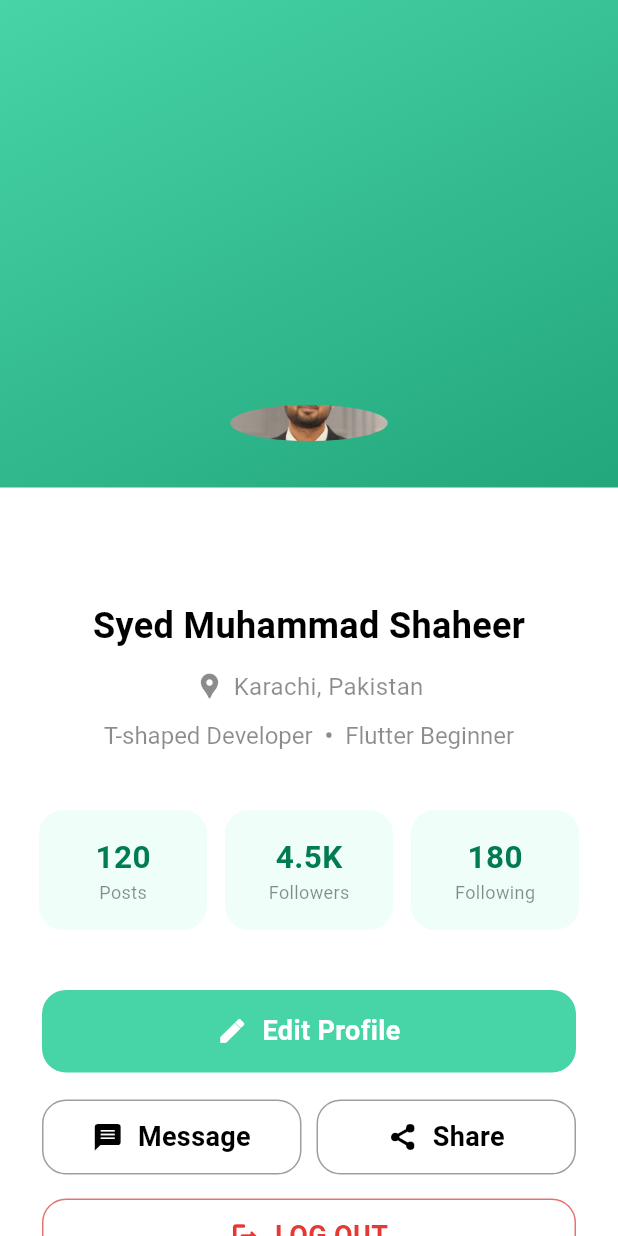
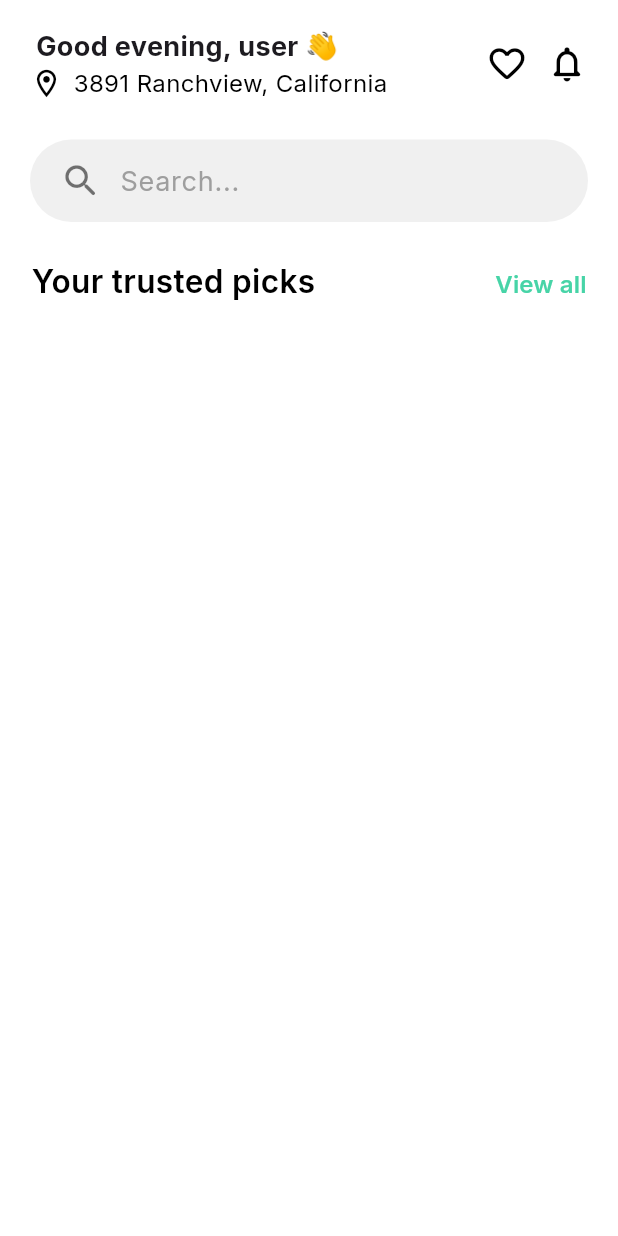
Before and after one commit to muhammadshaheer79/foodapp_cravemax, a Flutter app: the screen it shows after launch, on a phone screen of 412 x 824 dp. Run offline on Flutter 3.47's test engine with Material 3 defaults, Android fonts, the phone set to English and light mode, and no system bars; our stand-ins replace flutter_svg, get, google_fonts; Roboto replaces fonts that are missing (Segoe UI).

Commit message:
home_screen added, model and dummy data structure added

```diff
--- /dev/null
+++ b/lib/data/dummy_data.dart
@@ -0,0 +1,18 @@
+import 'package:crave_max_foodapp/models/food_item.dart';
+
+final List<FoodItem> demoFoodItems = [
+  const FoodItem(
+    id: 'p1',
+    name: 'Wireless Headphones',
+    category: 'Audio',
+    price: 89.99,
+    rating: 4.6,
+    imageUrl:
+        'https://images.unsplash.com/photo-1505740420928-5e560c06d30e?w=500',
+    description:
+        'Over-ear wireless headphones with active noise cancellation, '
+        '30-hour battery life and plush memory-foam ear cushions for '
+        'all-day comfort.',
+    isHot: true,
+  ),
+];
--- a/lib/main.dart
+++ b/lib/main.dart
@@ -21,6 +21,7 @@ class MyApp extends StatelessWidget {
       debugShowCheckedModeBanner: false,
       title: AppStrings.appTitle,
       theme: ThemeData(
+        useMaterial3: true,
         // This is the theme of your application.
         //
         // TRY THIS: Try running your application with "flutter run". You'll see
@@ -39,7 +40,7 @@ class MyApp extends StatelessWidget {
         scaffoldBackgroundColor: Colors.white,
         colorScheme: .fromSeed(seedColor: Colors.deepPurple),
       ),
-      initialRoute: AppRoutes.profile,
+      initialRoute: AppRoutes.home,
       getPages: AppScreens.screens,
       //home: Scaffold(
         //body: LoginScreen(),
--- /dev/null
+++ b/lib/models/food_item.dart
@@ -0,0 +1,21 @@
+class FoodItem {
+  final String id;
+  final String name;
+  final String category;
+  final double price;
+  final double rating;
+  final String imageUrl;
+  final String description;
+  final bool isHot;
+
+  const FoodItem({
+    required this.id,
+    required this.name,
+    required this.category,
+    required this.price,
+    required this.rating,
+    required this.imageUrl,
+    required this.description,
+    this.isHot = false,
+  });
+}
--- a/lib/routes/route_management.dart
+++ b/lib/routes/route_management.dart
@@ -1,15 +1,17 @@
-import 'package:crave_max_foodapp/login_screen.dart';
-import 'package:crave_max_foodapp/profile_screen.dart';
+import 'package:crave_max_foodapp/screens/home_screen.dart';
+import 'package:crave_max_foodapp/screens/login_screen.dart';
+import 'package:crave_max_foodapp/screens/profile_screen.dart';
 import 'package:crave_max_foodapp/routes/app_routes.dart';
-import 'package:crave_max_foodapp/signup_screen.dart';
+import 'package:crave_max_foodapp/screens/signup_screen.dart';
 import 'package:get/get.dart';
 
 class AppScreens {
   AppScreens._();
 
   static final screens = <GetPage>[
-    GetPage(name: AppRoutes.login, page: () => LoginScreen()),
+    GetPage(name: AppRoutes.login, page: () => const LoginScreen()),
     GetPage(name: AppRoutes.signup, page: () => const SignUpScreen()),
+    GetPage(name: AppRoutes.home, page: () => const HomeScreen()),
     GetPage(name: AppRoutes.profile, page: () => const ProfileScreen()),
   ];
 }
--- /dev/null
+++ b/lib/screens/home_screen.dart
@@ -0,0 +1,170 @@
+import 'package:flutter/material.dart';
+import 'package:google_fonts/google_fonts.dart';
+
+class HomeScreen extends StatefulWidget {
+  const HomeScreen({super.key});
+
+  @override
+  State<HomeScreen> createState() => _HomeScreenState();
+}
+
+class _HomeScreenState extends State<HomeScreen> {
+  @override
+  Widget build(BuildContext context) {
+    return Scaffold(
+      body: SafeArea(
+        child: Column(
+          children: [
+            Padding(
+              padding: EdgeInsets.fromLTRB(20, 18, 20, 0),
+              child: Row(
+                mainAxisAlignment: MainAxisAlignment.spaceBetween,
+                crossAxisAlignment: CrossAxisAlignment.center,
+                children: [
+                  Column(
+                    // mainAxisAlignment: MainAxisAlignment.start,
+                    crossAxisAlignment: CrossAxisAlignment.start,
+                    children: [
+                      Padding(
+                        padding: EdgeInsets.only(left: 4.0),
+                        child: Text(
+                          "Good evening, user 👋",
+                          style: GoogleFonts.inter(
+                            fontSize: 18,
+                            fontWeight: FontWeight.w700,
+                          ),
+                        )
+                      ),
+                      Row(
+                        mainAxisAlignment: MainAxisAlignment.start,
+                        crossAxisAlignment: CrossAxisAlignment.center,
+                        children: [
+                          Icon(
+                            Icons.location_on_outlined,
+                            size: 22,
+                            color: Colors.black,
+                          ),
+                          SizedBox(width: 7,),
+                          Text(
+                            "3891 Ranchview, California",
+                            style: GoogleFonts.inter(
+                              fontSize: 16,
+                              color: Colors.black
+                            )
+                          )
+                        ],
+                      ),
+                    ],
+                  ),
+                  Row(
+                    // This aligns all icons and text perfectly on their center line
+                    crossAxisAlignment: CrossAxisAlignment.center,
+                    children: const [
+                      Icon(
+                        Icons.favorite_outline_rounded,
+                        size: 28,
+                        color: Colors.black
+                      ),
+                      SizedBox(width: 12,),
+                      Icon(
+                        Icons.notifications_none_rounded,
+                        size: 28,
+                        color: Colors.black
+                      ),
+                    ],
+                  ),
+                ],
+              )
+            ),
+            Padding(
+              padding: EdgeInsets.fromLTRB(20, 26, 20, 0),
+              child: Container(
+                decoration: BoxDecoration(
+                  borderRadius: BorderRadius.circular(30), // Gives it that fully rounded pill shape
+                  boxShadow: [
+                    BoxShadow(
+                      color: Colors.black.withOpacity(0.06), // Very soft, clean shadow
+                      // blurRadius: 10,
+                      // spreadRadius: 2,
+                      // offset: const Offset(0, 4),
+                    ),
+                  ],
+                ),
+                child: TextFormField(
+                  textAlignVertical: TextAlignVertical.center,
+                  style: GoogleFonts.inter(
+                    color: Colors.black,
+                    fontSize: 18,
+                  ),
+                  decoration: InputDecoration(
+                    hintText: "Search...",
+                    hintStyle: GoogleFonts.inter(
+                      color: Colors.grey,
+                      fontSize: 18,
+                      fontWeight: FontWeight.w400,
+                    ),
+                    prefixIcon: const Padding(
+                      padding: EdgeInsets.only(left: 20.0, right: 8.0),
+                      child: Icon(
+                        Icons.search_rounded,
+                        color: Colors.black54,
+                        size: 28,
+                        fontWeight: FontWeight.w500,
+                      )
+                    ),
+                    prefixIconConstraints: const BoxConstraints(
+                      minWidth: 50,
+                      minHeight: 50
+                    ),
+                    border: InputBorder.none,
+                    errorStyle: const TextStyle(height: 0),
+                    contentPadding: const EdgeInsets.symmetric(vertical: 14),
+                  )
+                ),
+              ),
+            ),
+            Padding(
+              padding: EdgeInsets.fromLTRB(21, 24, 21, 0),
+              child: Row(
+                mainAxisAlignment: MainAxisAlignment.spaceBetween,
+                crossAxisAlignment: CrossAxisAlignment.start,
+                children: [
+                  Text(
+                    "Your trusted picks",
+                    style: GoogleFonts.inter(
+                      fontSize: 21,
+                      color: Colors.black,
+                      fontWeight: FontWeight.w600,
+                    ),
+                  ),
+                  TextButton(
+                    onPressed: () {},
+                    style: TextButton.styleFrom(
+                      padding: const EdgeInsets.symmetric(
+                        // horizontal: 4,
+                        vertical: 6,
+                      ),
+                      minimumSize: Size.zero,
+                      tapTargetSize: MaterialTapTargetSize.shrinkWrap,
+                    ),
+                    child: Text(
+                      "View all",
+                      style: GoogleFonts.inter(
+                        fontSize: 16,
+                        fontWeight: FontWeight.w600,
+                        color: Color(0xFF47D4A7),
+                        // decoration: TextDecoration.underline,
+                        decorationColor: Color(0xFF47D4A7),
+                      ),
+                    ),
+                  ),
+                ],
+              )
+            )
+          ],
+
+        )
+      )
+    );
+  }
+}
--- a/lib/login_screen.dart
+++ b/lib/screens/login_screen.dart
@@ -1,5 +1,5 @@
 import 'package:crave_max_foodapp/routes/app_routes.dart';
-import 'package:crave_max_foodapp/signup_screen.dart';
+import 'package:crave_max_foodapp/screens/signup_screen.dart';
 import 'package:crave_max_foodapp/utils/app_strings.dart';
 import 'package:flutter/material.dart';
 import 'package:flutter_svg/flutter_svg.dart';
--- a/lib/profile_screen.dart
+++ b/lib/screens/profile_screen.dart
@@ -1,4 +1,5 @@
 import 'package:crave_max_foodapp/routes/app_routes.dart';
+import 'package:crave_max_foodapp/utils/app_strings.dart';
 import 'package:flutter/material.dart';
 import 'package:get/get.dart';
 
@@ -113,7 +114,7 @@ class ProfileScreen extends StatelessWidget {
                               ),
                               //SizedBox(height: 6),
                               Text(
-                                "Posts",
+                                AppStrings.postsContainerText,
                                 style: TextStyle(
                                   fontSize: 12,
                                   color: Colors.black45,
@@ -148,7 +149,7 @@ class ProfileScreen extends StatelessWidget {
                               ),
                               //SizedBox(height: 6),
                               Text(
-                                "Followers",
+                                AppStrings.followersContainerText,
                                 style: TextStyle(
                                   fontSize: 12,
                                   color: Colors.black45,
@@ -183,7 +184,7 @@ class ProfileScreen extends StatelessWidget {
                               ),
                               //SizedBox(height: 6),
                               Text(
-                                "Following",
+                                AppStrings.followingContainerText,
                                 style: TextStyle(
                                   fontSize: 12,
                                   color: Colors.black45,
@@ -218,7 +219,7 @@ class ProfileScreen extends StatelessWidget {
                           ),
                           SizedBox(width: 10),
                           Text(
-                            "Edit Profile",
+                            AppStrings.editProfileBtnText,
                             style: TextStyle(
                               fontSize: 18,
                               fontWeight: FontWeight.bold,
@@ -259,7 +260,7 @@ class ProfileScreen extends StatelessWidget {
                                 ),
                                 SizedBox(width: 10),
                                 Text(
-                                  "Message",
+                                  AppStrings.messageBtnText,
                                   style: TextStyle(
                                     fontSize: 18,
                                     fontWeight: FontWeight.bold,
@@ -295,7 +296,7 @@ class ProfileScreen extends StatelessWidget {
                                 ),
                                 SizedBox(width: 10),
                                 Text(
-                                  "Share",
+                                  AppStrings.shareBtnText,
                                   style: TextStyle(
                                     fontSize: 18,
                                     fontWeight: FontWeight.bold,
@@ -349,7 +350,7 @@ class ProfileScreen extends StatelessWidget {
                               ),
                               SizedBox(width: 10,),
                               Text(
-                                "LOG OUT",
+                                AppStrings.logoutBtnText,
                                 style: TextStyle(
                                   fontSize: 18,
                                   color: Colors.red.shade600,
--- a/lib/signup_screen.dart
+++ b/lib/screens/signup_screen.dart
@@ -1,4 +1,4 @@
-import 'package:crave_max_foodapp/login_screen.dart';
+import 'package:crave_max_foodapp/screens/login_screen.dart';
 import 'package:crave_max_foodapp/routes/app_routes.dart';
 import 'package:crave_max_foodapp/utils/app_strings.dart';
 import 'package:flutter/material.dart';
--- a/lib/utils/app_strings.dart
+++ b/lib/utils/app_strings.dart
@@ -4,7 +4,7 @@ class AppStrings {
   // Title of the app
   static const appTitle = "CraveMax";
 
-  // All unique text values in the Login Screen
+  // All unique non user-input text values in the Login Screen
   static const welcomeSubtitle = "Welcome! Sign in now to ordermax";
   static const authSwitchSignUp = "Don't have an account yet? Sign up";
   static const emailLabel = "Email";
@@ -14,7 +14,7 @@ class AppStrings {
   static const passwordRecoveryLinkTxt = "Forgot password?";
   static const loginButtonText = "LOGIN";
 
-  // All unique text values in the Sign up screen:
+  // All unique non user-input text values in the Sign up screen:
   static const signupTitle = "Create account";
   static const signupSubtitle = "Sign up to get started";
   static const fullNameLabel = "Full name";
@@ -26,7 +26,13 @@ class AppStrings {
   static const signupButtonText = "SIGN UP";
   static const authSwitchLogin = "Already have an account? Login";
 
-  // All unique text values in the Profile screen:
-
+  // All unique non user-input text values in the Profile screen:
+  static const postsContainerText = "Posts";
+  static const followersContainerText = "Followers";
+  static const followingContainerText = "Following";
+  static const editProfileBtnText = "Edit Profile";
+  static const messageBtnText = "Message";
+  static const shareBtnText = "Share";
+  static const logoutBtnText = "LOG OUT";
 
 }
```
